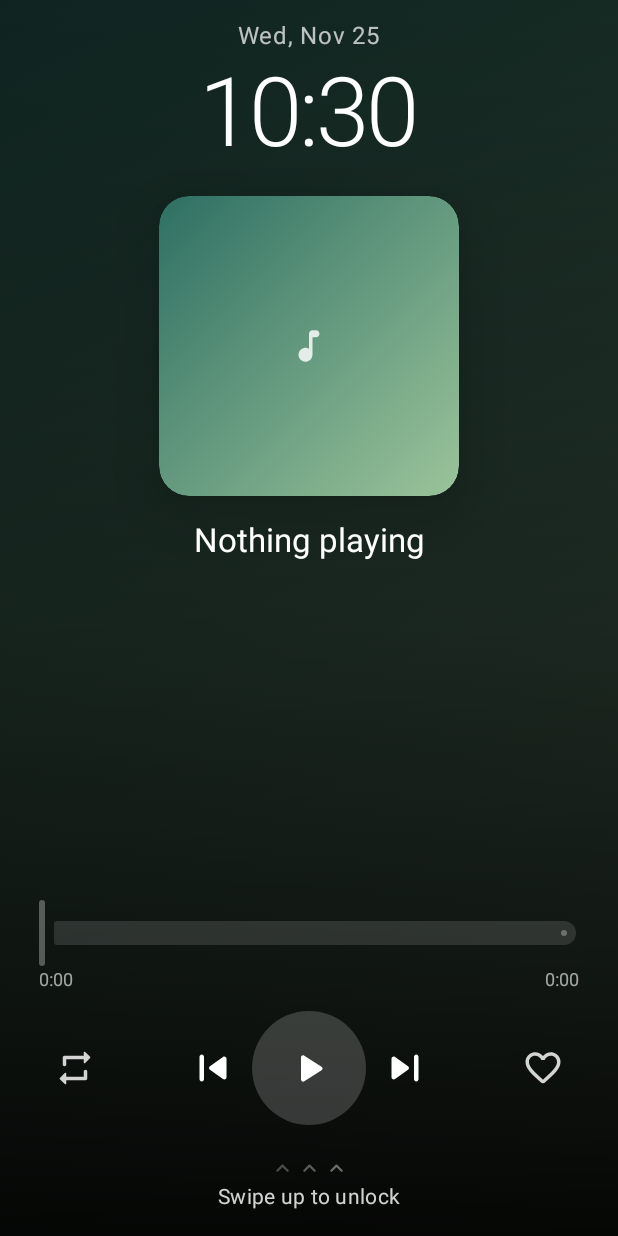
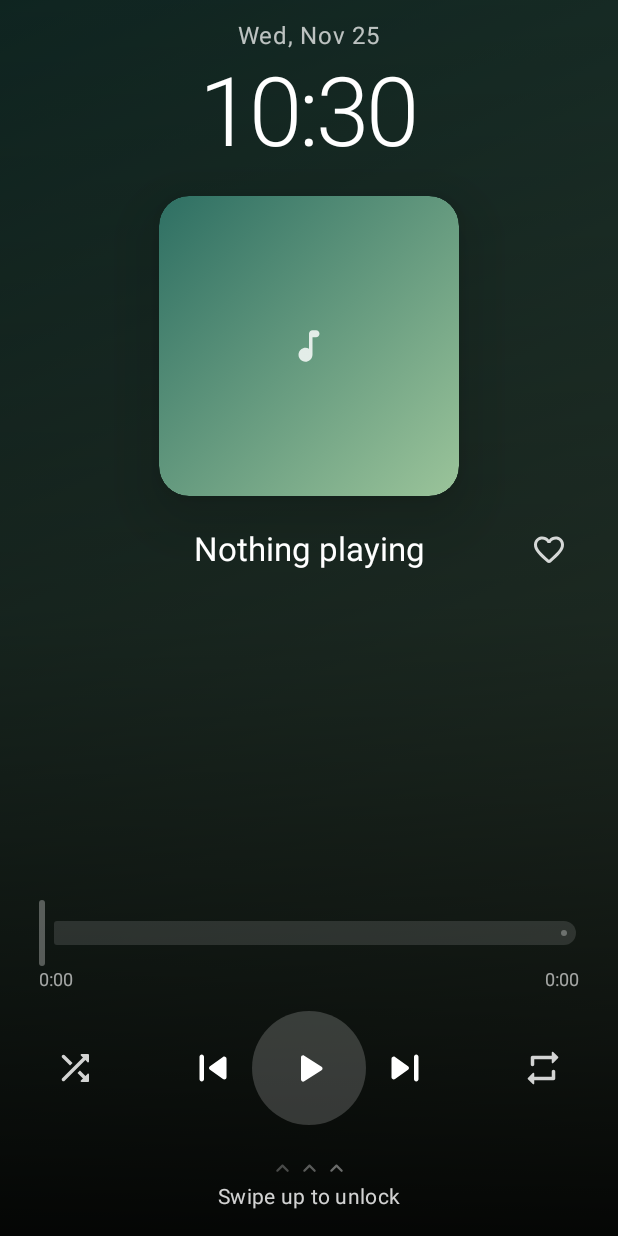
Before and after one commit to Colorful-black1/Lilt, an Android app built with Jetpack Compose: the composable LockScreenScreen called with empty values, on a phone screen of 412 x 824 dp. Run offline under Robolectric (Android 15) with nearby library versions, the phone set to English and light mode, and no system bars; 8 statements that could not run were skipped.

Commit message:
feat: add shuffle to the lock-screen player

```diff
--- a/base/app/android/app/src/main/java/dev/lilt/player/LockScreenActivity.kt
+++ b/base/app/android/app/src/main/java/dev/lilt/player/LockScreenActivity.kt
@@ -77,6 +77,7 @@ class LockScreenActivity : ComponentActivity() {
                     onPrevious = vm::previous,
                     onNext = vm::next,
                     onSeek = vm::seekTo,
+                    onToggleShuffle = vm::toggleShuffle,
                     onCycleRepeat = vm::cycleRepeat,
                     onToggleFavorite = vm::toggleFavorite,
                     onUnlock = { finish() },
--- a/base/app/android/app/src/main/java/dev/lilt/player/LockScreenViewModel.kt
+++ b/base/app/android/app/src/main/java/dev/lilt/player/LockScreenViewModel.kt
@@ -162,6 +162,12 @@ class LockScreenViewModel(application: Application) : AndroidViewModel(applicati
         c.seekTo(positionMs.coerceAtLeast(0L))
     }
 
+    fun toggleShuffle() {
+        val c = controller ?: return
+        c.shuffleModeEnabled = !c.shuffleModeEnabled
+        publish(c)
+    }
+
     fun cycleRepeat() {
         val c = controller ?: return
         c.repeatMode = when (c.repeatMode) {
--- a/base/app/android/app/src/main/java/dev/lilt/player/ui/LockScreenScreen.kt
+++ b/base/app/android/app/src/main/java/dev/lilt/player/ui/LockScreenScreen.kt
@@ -42,6 +42,7 @@ import androidx.compose.material.icons.rounded.Pause
 import androidx.compose.material.icons.rounded.PlayArrow
 import androidx.compose.material.icons.rounded.Repeat
 import androidx.compose.material.icons.rounded.RepeatOne
+import androidx.compose.material.icons.rounded.Shuffle
 import androidx.compose.material.icons.rounded.SkipNext
 import androidx.compose.material.icons.rounded.SkipPrevious
 import androidx.compose.material3.Icon
@@ -97,6 +98,7 @@ fun LockScreenScreen(
     onPrevious: () -> Unit,
     onNext: () -> Unit,
     onSeek: (Long) -> Unit,
+    onToggleShuffle: () -> Unit,
     onCycleRepeat: () -> Unit,
     onToggleFavorite: () -> Unit,
     onUnlock: () -> Unit,
@@ -212,6 +214,19 @@ fun LockScreenScreen(
                     )
                 }
                 Spacer(Modifier.height(if (compact) 10.dp else 16.dp))
+                val subtitle = listOf(state.artist, state.album)
+                    .filter { it.isNotBlank() }
+                    .joinToString(" · ")
+                Row(
+                    modifier = Modifier.fillMaxWidth(),
+                    verticalAlignment = Alignment.CenterVertically,
+                ) {
+                    // Balance the heart so the title block stays centred.
+                    Spacer(Modifier.size(40.dp))
+                    Column(
+                        modifier = Modifier.weight(1f),
+                        horizontalAlignment = Alignment.CenterHorizontally,
+                    ) {
                         Text(
                             state.title.ifBlank { t("Nothing playing", "暂无播放") },
                             color = Color.White,
@@ -224,9 +239,6 @@ fun LockScreenScreen(
                             maxLines = 2,
                             overflow = TextOverflow.Ellipsis,
                         )
-                val subtitle = listOf(state.artist, state.album)
-                    .filter { it.isNotBlank() }
-                    .joinToString(" · ")
                         if (subtitle.isNotBlank()) {
                             Spacer(Modifier.height(4.dp))
                             Text(
@@ -237,6 +249,28 @@ fun LockScreenScreen(
                                 maxLines = 1,
                                 overflow = TextOverflow.Ellipsis,
                             )
+                        }
+                    }
+                    IconButton(
+                        onClick = onToggleFavorite,
+                        enabled = state.hasTrack,
+                        modifier = Modifier.size(40.dp),
+                    ) {
+                        Icon(
+                            if (isFavorite) Icons.Rounded.Favorite else Icons.Rounded.FavoriteBorder,
+                            contentDescription = if (isFavorite) {
+                                t("Remove favorite", "取消收藏")
+                            } else {
+                                t("Favorite", "收藏")
+                            },
+                            tint = if (isFavorite) {
+                                MaterialTheme.colorScheme.primary
+                            } else {
+                                Color.White.copy(alpha = 0.82f)
+                            },
+                            modifier = Modifier.size(if (compact) 22.dp else 24.dp),
+                        )
+                    }
                 }
                 Spacer(Modifier.height(if (compact) 4.dp else 8.dp))
                 LockScreenLyrics(
@@ -257,7 +291,6 @@ fun LockScreenScreen(
                 Spacer(Modifier.height(if (compact) 8.dp else 14.dp))
                 LockScreenTransport(
                     state = state,
-                    isFavorite = isFavorite,
                     compact = compact,
                     playSize = playSize,
                     sideSize = sideSize,
@@ -265,8 +298,8 @@ fun LockScreenScreen(
                     onPlayPause = onPlayPause,
                     onPrevious = onPrevious,
                     onNext = onNext,
+                    onToggleShuffle = onToggleShuffle,
                     onCycleRepeat = onCycleRepeat,
-                    onToggleFavorite = onToggleFavorite,
                 )
                 Spacer(Modifier.height(if (compact) 8.dp else 14.dp))
                 UnlockHint(onUnlock = onUnlock)
@@ -480,7 +513,6 @@ private fun LockScreenProgress(
 @Composable
 private fun LockScreenTransport(
     state: LockScreenState,
-    isFavorite: Boolean,
     compact: Boolean,
     playSize: Dp,
     sideSize: Dp,
@@ -488,8 +520,8 @@ private fun LockScreenTransport(
     onPlayPause: () -> Unit,
     onPrevious: () -> Unit,
     onNext: () -> Unit,
+    onToggleShuffle: () -> Unit,
     onCycleRepeat: () -> Unit,
-    onToggleFavorite: () -> Unit,
 ) {
     val iconSize = if (compact) 26.dp else 28.dp
     Row(
@@ -497,15 +529,11 @@ private fun LockScreenTransport(
         verticalAlignment = Alignment.CenterVertically,
     ) {
         Box(Modifier.weight(1f), contentAlignment = Alignment.CenterStart) {
-            IconButton(onClick = onCycleRepeat, enabled = state.hasTrack) {
+            IconButton(onClick = onToggleShuffle, enabled = state.hasTrack) {
                 Icon(
-                    if (state.repeatMode == Player.REPEAT_MODE_ONE) {
-                        Icons.Rounded.RepeatOne
-                    } else {
-                        Icons.Rounded.Repeat
-                    },
-                    contentDescription = t("Repeat", "循环"),
-                    tint = if (state.repeatMode != Player.REPEAT_MODE_OFF) {
+                    Icons.Rounded.Shuffle,
+                    contentDescription = t("Shuffle", "随机播放"),
+                    tint = if (state.shuffle) {
                         MaterialTheme.colorScheme.primary
                     } else {
                         Color.White.copy(alpha = 0.82f)
@@ -556,15 +584,15 @@ private fun LockScreenTransport(
             }
         }
         Box(Modifier.weight(1f), contentAlignment = Alignment.CenterEnd) {
-            IconButton(onClick = onToggleFavorite, enabled = state.hasTrack) {
+            IconButton(onClick = onCycleRepeat, enabled = state.hasTrack) {
                 Icon(
-                    if (isFavorite) Icons.Rounded.Favorite else Icons.Rounded.FavoriteBorder,
-                    contentDescription = if (isFavorite) {
-                        t("Remove favorite", "取消收藏")
+                    if (state.repeatMode == Player.REPEAT_MODE_ONE) {
+                        Icons.Rounded.RepeatOne
                     } else {
-                        t("Favorite", "收藏")
+                        Icons.Rounded.Repeat
                     },
-                    tint = if (isFavorite) {
+                    contentDescription = t("Repeat", "循环"),
+                    tint = if (state.repeatMode != Player.REPEAT_MODE_OFF) {
                         MaterialTheme.colorScheme.primary
                     } else {
                         Color.White.copy(alpha = 0.82f)
```
Also changed, not shown: 9 other files. Lines whose indentation alone changed are shown as unchanged.
